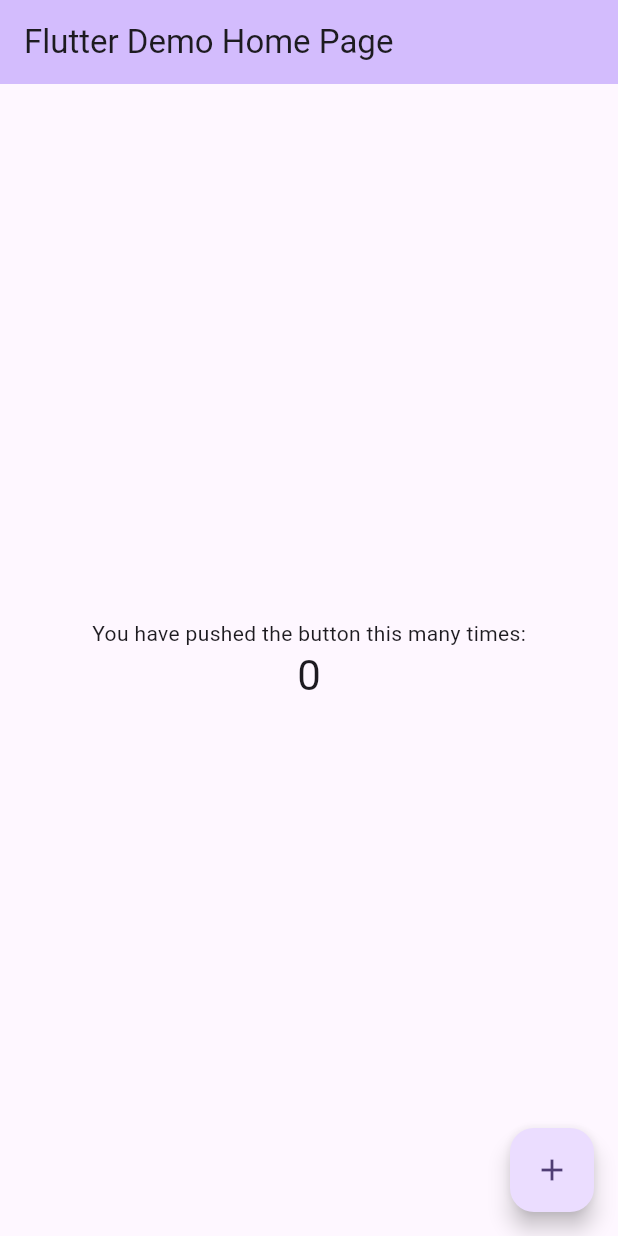
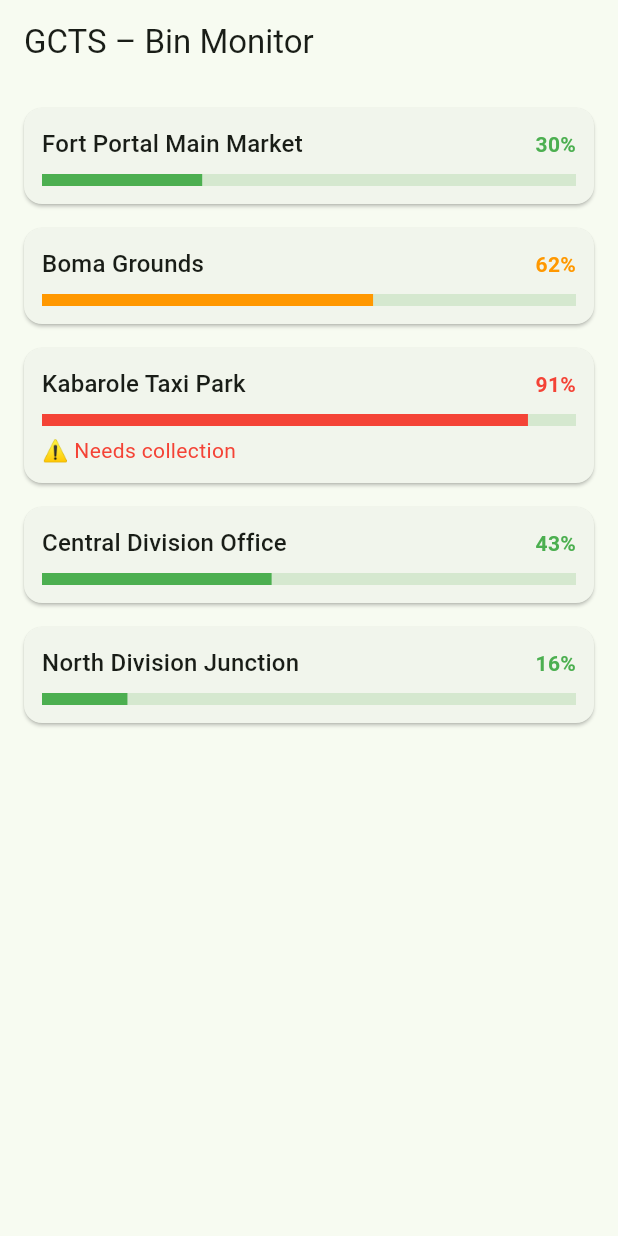
Before and after one commit to Lyne8/GCTS, a Flutter app: the screen it shows after launch, on a phone screen of 412 x 824 dp. Run offline on Flutter 3.47's test engine with Material 3 defaults, Android fonts, the phone set to English and light mode, and no system bars; our stand-ins replace flutter_riverpod.

Commit message:
feat: bin monitoring dashboard with simulated sensor data

```diff
--- /dev/null
+++ b/lib/data/bin_repository.dart
@@ -0,0 +1,15 @@
+import '../models/bin.dart'; // lets us use the Bin class from the other file
+
+// An "abstract class" is a contract. It says WHAT must be done,
+// but not HOW. Any class that follows the contract must provide the
+// methods listed here.
+//
+// Today the data comes from a fake simulator.
+// Later the same contract will be followed by a Firebase class
+// that reads real ESP32 sensor data. The screens won't need to change.
+abstract class BinRepository {
+  // A Stream is like a pipe that delivers new data over time,
+  // instead of giving you one answer and stopping.
+  // This one delivers a fresh list of bins every time something changes.
+  Stream<List<Bin>> watchBins();
+}
--- /dev/null
+++ b/lib/data/mock_bin_repository.dart
@@ -0,0 +1,49 @@
+import 'dart:math'; // gives us Random, for making random numbers
+import '../models/bin.dart';
+import 'bin_repository.dart';
+
+// "implements" means this class follows the BinRepository contract.
+// "Mock" means fake: it pretends to be sensors, since you have no hardware.
+class MockBinRepository implements BinRepository {
+  // Random number generator. The underscore "_" makes it private,
+  // so only this class can use it.
+  final _rand = Random();
+
+  // Our starting list of five bins around Fort Portal.
+  // The coordinates are close approximations. You can replace them later
+  // with real ones from Google Maps.
+  List<Bin> _bins = [
+    Bin(id: 'B001', name: 'Fort Portal Main Market', lat: 0.6710, lng: 30.2750, fillLevel: 20, updatedAt: DateTime.now()),
+    Bin(id: 'B002', name: 'Boma Grounds', lat: 0.6735, lng: 30.2745, fillLevel: 55, updatedAt: DateTime.now()),
+    Bin(id: 'B003', name: 'Kabarole Taxi Park', lat: 0.6690, lng: 30.2770, fillLevel: 78, updatedAt: DateTime.now()),
+    Bin(id: 'B004', name: 'Central Division Office', lat: 0.6720, lng: 30.2790, fillLevel: 35, updatedAt: DateTime.now()),
+    Bin(id: 'B005', name: 'North Division Junction', lat: 0.6790, lng: 30.2740, fillLevel: 10, updatedAt: DateTime.now()),
+  ];
+
+  // "@override" tells Dart we are filling in a method from the contract.
+  // "async*" marks a function that sends out values one at a time.
+  @override
+  Stream<List<Bin>> watchBins() async* {
+    // "yield" sends a value into the stream.
+    // First, send the starting list straight away so the screen isn't empty.
+    yield _bins;
+
+    // "yield*" sends everything from another stream.
+    // Stream.periodic runs the code below again and again, every 3 seconds.
+    yield* Stream.periodic(const Duration(seconds: 3), (_) {
+      // .map goes through every bin and creates an updated copy of it.
+      _bins = _bins.map((b) {
+        // Add a random number from 0 to 7 to the fill level,
+        // pretending the sensor measured more rubbish.
+        var next = b.fillLevel + _rand.nextInt(8);
+
+        // If it went past 100%, pretend a truck emptied the bin.
+        if (next > 100) next = 5;
+
+        return b.copyWith(fillLevel: next);
+      }).toList(); // turn the result back into a list
+
+      return _bins; // this list is sent to the screen
+    });
+  }
+}
--- a/lib/main.dart
+++ b/lib/main.dart
@@ -1,122 +1,26 @@
 import 'package:flutter/material.dart';
+import 'package:flutter_riverpod/flutter_riverpod.dart';
+import 'screens/dashboard_screen.dart';
 
-void main() {
-  runApp(const MyApp());
-}
+// main() is where every Dart program starts.
+void main() => runApp(
+      // ProviderScope is required by Riverpod.
+      // It holds all the providers for the whole app.
+      const ProviderScope(child: GctsApp()),
+    );
 
-class MyApp extends StatelessWidget {
-  const MyApp({super.key});
-
-  // This widget is the root of your application.
-  @override
-  Widget build(BuildContext context) {
-    return MaterialApp(
-      title: 'Flutter Demo',
-      theme: ThemeData(
-        // This is the theme of your application.
-        //
-        // TRY THIS: Try running your application with "flutter run". You'll see
-        // the application has a purple toolbar. Then, without quitting the app,
-        // try changing the seedColor in the colorScheme below to Colors.green
-        // and then invoke "hot reload" (save your changes or press the "hot
-        // reload" button in a Flutter-supported IDE, or press "r" if you used
-        // the command line to start the app).
-        //
-        // Notice that the counter didn't reset back to zero; the application
-        // state is not lost during the reload. To reset the state, use hot
-        // restart instead.
-        //
-        // This works for code too, not just values: Most code changes can be
-        // tested with just a hot reload.
-        colorScheme: .fromSeed(seedColor: Colors.deepPurple),
-      ),
-      home: const MyHomePage(title: 'Flutter Demo Home Page'),
-    );
-  }
-}
-
-class MyHomePage extends StatefulWidget {
-  const MyHomePage({super.key, required this.title});
-
-  // This widget is the home page of your application. It is stateful, meaning
-  // that it has a State object (defined below) that contains fields that affect
-  // how it looks.
-
-  // This class is the configuration for the state. It holds the values (in this
-  // case the title) provided by the parent (in this case the App widget) and
-  // used by the build method of the State. Fields in a Widget subclass are
-  // always marked "final".
-
-  final String title;
+// The root widget of the app. It doesn't change, so it's "Stateless".
+class GctsApp extends StatelessWidget {
+  const GctsApp({super.key});
 
   @override
-  State<MyHomePage> createState() => _MyHomePageState();
+  Widget build(BuildContext context) => MaterialApp(
+        title: 'GCTS',
+        debugShowCheckedModeBanner: false,
+        theme: ThemeData(
+          colorSchemeSeed: Colors.green,
+          useMaterial3: true,
+        ),
+        home:  DashboardScreen(),
+      );
 }
-
-class _MyHomePageState extends State<MyHomePage> {
-  int _counter = 0;
-
-  void _incrementCounter() {
-    setState(() {
-      // This call to setState tells the Flutter framework that something has
-      // changed in this State, which causes it to rerun the build method below
-      // so that the display can reflect the updated values. If we changed
-      // _counter without calling setState(), then the build method would not be
-      // called again, and so nothing would appear to happen.
-      _counter++;
-    });
-  }
-
-  @override
-  Widget build(BuildContext context) {
-    // This method is rerun every time setState is called, for instance as done
-    // by the _incrementCounter method above.
-    //
-    // The Flutter framework has been optimized to make rerunning build methods
-    // fast, so that you can just rebuild anything that needs updating rather
-    // than having to individually change instances of widgets.
-    return Scaffold(
-      appBar: AppBar(
-        // TRY THIS: Try changing the color here to a specific color (to
-        // Colors.amber, perhaps?) and trigger a hot reload to see the AppBar
-        // change color while the other colors stay the same.
-        backgroundColor: Theme.of(context).colorScheme.inversePrimary,
-        // Here we take the value from the MyHomePage object that was created by
-        // the App.build method, and use it to set our appbar title.
-        title: Text(widget.title),
-      ),
-      body: Center(
-        // Center is a layout widget. It takes a single child and positions it
-        // in the middle of the parent.
-        child: Column(
-          // Column is also a layout widget. It takes a list of children and
-          // arranges them vertically. By default, it sizes itself to fit its
-          // children horizontally, and tries to be as tall as its parent.
-          //
-          // Column has various properties to control how it sizes itself and
-          // how it positions its children. Here we use mainAxisAlignment to
-          // center the children vertically; the main axis here is the vertical
-          // axis because Columns are vertical (the cross axis would be
-          // horizontal).
-          //
-          // TRY THIS: Invoke "debug painting" (choose the "Toggle Debug Paint"
-          // action in the IDE, or press "p" in the console), to see the
-          // wireframe for each widget.
-          mainAxisAlignment: .center,
-          children: [
-            const Text('You have pushed the button this many times:'),
-            Text(
-              '$_counter',
-              style: Theme.of(context).textTheme.headlineMedium,
-            ),
-          ],
-        ),
-      ),
-      floatingActionButton: FloatingActionButton(
-        onPressed: _incrementCounter,
-        tooltip: 'Increment',
-        child: const Icon(Icons.add),
-      ),
-    );
-  }
-}
--- /dev/null
+++ b/lib/models/bin.dart
@@ -0,0 +1,50 @@
+// A "model" describes the shape of the data your app works with.
+// This file describes ONE waste bin.
+
+// An enum is a fixed list of allowed values.
+// A bin's status can only be one of these three.
+enum BinStatus { normal, warning, full }
+
+// A class is a blueprint. Each Bin object made from it holds one bin's data.
+class Bin {
+  // "final" means the value is set once and never changed afterwards.
+  final String id; // unique code, e.g. 'B001'
+  final String name; // readable name, e.g. 'Boma Grounds'
+  final double lat; // latitude (north/south position on the map)
+  final double lng; // longitude (east/west position on the map)
+  final int fillLevel; // how full the bin is, from 0 to 100 (%)
+  final DateTime updatedAt; // when the sensor last reported
+
+  // The constructor: the code that builds a Bin.
+  // "required" means you must provide that value when creating a Bin.
+  const Bin({
+    required this.id,
+    required this.name,
+    required this.lat,
+    required this.lng,
+    required this.fillLevel,
+    required this.updatedAt,
+  });
+
+  // A "getter" works out a value from other values.
+  // Here it turns the fill percentage into a status.
+  // The ? : pattern means "if this is true, use X, otherwise use Y".
+  BinStatus get status => fillLevel >= 80
+      ? BinStatus.full // 80% or more
+      : fillLevel >= 50
+          ? BinStatus.warning // 50% to 79%
+          : BinStatus.normal; // below 50%
+
+  // Because fields are "final", we can't edit a Bin.
+  // copyWith makes a NEW Bin that is identical except for the new fill level.
+  // "int? fillLevel" means the value is optional.
+  Bin copyWith({int? fillLevel}) => Bin(
+        id: id,
+        name: name,
+        lat: lat,
+        lng: lng,
+        // "??" means: use the new value, or keep the old one if none was given.
+        fillLevel: fillLevel ?? this.fillLevel,
+        updatedAt: DateTime.now(), // stamp the current time
+      );
+}
--- /dev/null
+++ b/lib/providers/providers.dart
@@ -0,0 +1,19 @@
+import 'package:flutter_riverpod/flutter_riverpod.dart';
+import '../data/bin_repository.dart';
+import '../data/mock_bin_repository.dart';
+import '../models/bin.dart';
+
+// A "provider" is a shared place where the app gets its data.
+// Any screen can ask a provider for what it needs.
+
+// This provider hands out the data source.
+// It's the ONE place to swap MockBinRepository for a real one later.
+final binRepositoryProvider =
+    Provider<BinRepository>((ref) => MockBinRepository());
+
+// This provider turns the data source's stream into something screens
+// can watch. Whenever the stream sends new bins, every screen watching
+// this provider updates by itself.
+final binsProvider = StreamProvider<List<Bin>>(
+  (ref) => ref.watch(binRepositoryProvider).watchBins(),
+);
--- /dev/null
+++ b/lib/screens/dashboard_screen.dart
@@ -0,0 +1,98 @@
+import 'package:flutter/material.dart'; // Flutter's ready-made UI widgets
+import 'package:flutter_riverpod/flutter_riverpod.dart';
+import '../models/bin.dart';
+import '../providers/providers.dart';
+
+// In Flutter, everything on screen is a "widget".
+// A ConsumerWidget is a widget that can listen to providers
+// and rebuild itself when their data changes.
+class DashboardScreen extends ConsumerWidget {
+  const DashboardScreen({super.key});
+
+  // Helper: picks a colour for each status.
+  Color _color(BinStatus s) => switch (s) {
+        BinStatus.normal => Colors.green,
+        BinStatus.warning => Colors.orange,
+        BinStatus.full => Colors.red,
+      };
+
+  // build() describes what the screen looks like.
+  // Flutter calls it again every time the data changes.
+  @override
+  Widget build(BuildContext context, WidgetRef ref) {
+    // "ref.watch" listens to the provider.
+    // The result is an AsyncValue: loading, error, or data.
+    final bins = ref.watch(binsProvider);
+
+    // Scaffold is the basic page layout (top bar + body).
+    return Scaffold(
+      appBar: AppBar(title: const Text('GCTS – Bin Monitor')),
+
+      // .when lets us say what to show in each of the three situations.
+      body: bins.when(
+        // 1. Still waiting for the first data: show a spinner.
+        loading: () => const Center(child: CircularProgressIndicator()),
+
+        // 2. Something went wrong: show the error text.
+        error: (e, _) => Center(child: Text('Error: $e')),
+
+        // 3. Data arrived: build a scrolling list of bins.
+        data: (list) => ListView.separated(
+          padding: const EdgeInsets.all(12), // space around the list
+          itemCount: list.length, // how many rows
+          separatorBuilder: (_, __) => const SizedBox(height: 8), // gap between rows
+
+          // itemBuilder runs once for each bin. "i" is its position (0, 1, 2...).
+          itemBuilder: (_, i) {
+            final b = list[i]; // the bin for this row
+
+            // A Card is a box with a shadow and rounded corners.
+            return Card(
+              child: Padding(
+                padding: const EdgeInsets.all(12),
+                // Column stacks its children from top to bottom.
+                child: Column(
+                  crossAxisAlignment: CrossAxisAlignment.start, // align left
+                  children: [
+                    // Row puts its children side by side.
+                    Row(
+                      // push name to the left and percentage to the right
+                      mainAxisAlignment: MainAxisAlignment.spaceBetween,
+                      children: [
+                        Text(b.name,
+                            style: Theme.of(context).textTheme.titleMedium),
+                        // ${...} puts a value inside text
+                        Text('${b.fillLevel}%',
+                            style: TextStyle(
+                                color: _color(b.status),
+                                fontWeight: FontWeight.bold)),
+                      ],
+                    ),
+                    const SizedBox(height: 8), // small vertical gap
+
+                    // The progress bar. "value" is between 0.0 and 1.0,
+                    // so we divide the percentage by 100.
+                    LinearProgressIndicator(
+                      value: b.fillLevel / 100,
+                      color: _color(b.status),
+                      minHeight: 8,
+                    ),
+
+                    // "if" inside a list: only show this warning
+                    // when the bin is full.
+                    if (b.status == BinStatus.full)
+                      const Padding(
+                        padding: EdgeInsets.only(top: 6),
+                        child: Text('⚠ Needs collection',
+                            style: TextStyle(color: Colors.red)),
+                      ),
+                  ],
+                ),
+              ),
+            );
+          },
+        ),
+      ),
+    );
+  }
+}
--- a/pubspec.yaml
+++ b/pubspec.yaml
@@ -34,6 +34,9 @@ dependencies:
   # The following adds the Cupertino Icons font to your application.
   # Use with the CupertinoIcons class for iOS style icons.
   cupertino_icons: ^1.0.8
+  flutter_riverpod: ^3.4.3
+  flutter_map: ^8.3.2
+  latlong2: ^0.10.1
 
 dev_dependencies:
   flutter_test:
```
Also changed, not shown: pubspec.lock, 3 other files.
